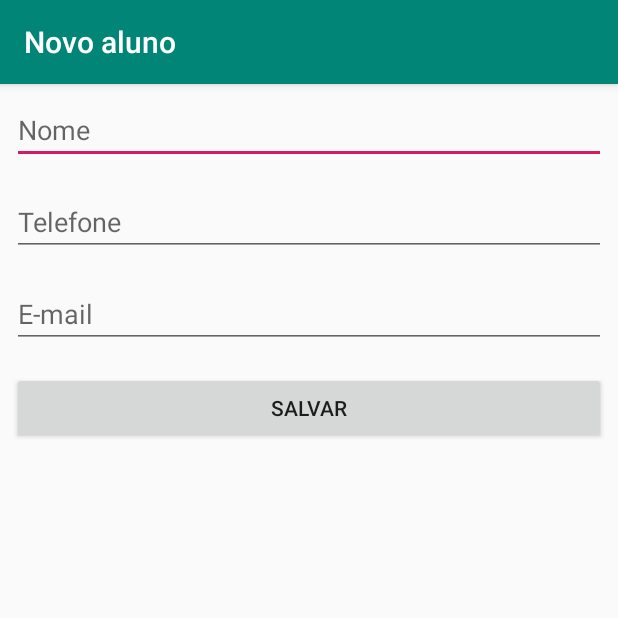
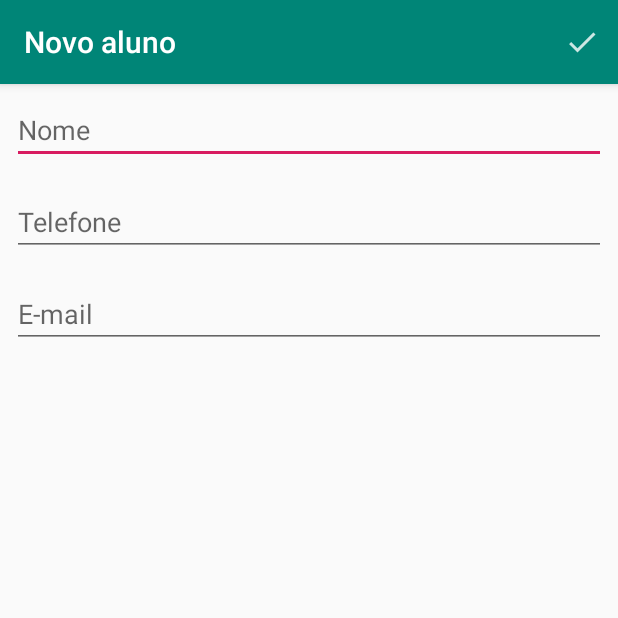
Before and after one commit to alura-cursos/fundamentos-android-parte-2, an Android app: the FormularioAlunoActivity screen opened directly, with no data from a screen before it, on a phone screen of 412 x 824 dp, the top half of it. Run offline under Robolectric (Android 15) with nearby library versions, the phone set to English and light mode, and no system bars.

Commit message:
vídeo 5.2

```diff
--- a/app/src/main/java/br/com/alura/agenda/ui/activity/FormularioAlunoActivity.java
+++ b/app/src/main/java/br/com/alura/agenda/ui/activity/FormularioAlunoActivity.java
@@ -3,6 +3,8 @@ package br.com.alura.agenda.ui.activity;
 import android.content.Intent;
 import android.os.Bundle;
 import android.support.v7.app.AppCompatActivity;
+import android.view.Menu;
+import android.view.MenuItem;
 import android.view.View;
 import android.widget.Button;
 import android.widget.EditText;
@@ -28,8 +30,23 @@ public class FormularioAlunoActivity extends AppCompatActivity {
         super.onCreate(savedInstanceState);
         setContentView(R.layout.activity_formulario_aluno);
         inicializacaoDosCampos();
-        configuraBotaoSalvar();
         carregaAluno();
+    }
+
+    @Override
+    public boolean onCreateOptionsMenu(Menu menu) {
+        getMenuInflater()
+                .inflate(R.menu.activity_formulario_aluno_menu, menu);
+        return super.onCreateOptionsMenu(menu);
+    }
+
+    @Override
+    public boolean onOptionsItemSelected(MenuItem item) {
+        int itemId = item.getItemId();
+        if(itemId == R.id.activity_formulario_aluno_menu_salvar){
+            finalizaFormulario();
+        }
+        return super.onOptionsItemSelected(item);
     }
 
     private void carregaAluno() {
@@ -48,16 +65,6 @@ public class FormularioAlunoActivity extends AppCompatActivity {
         campoNome.setText(aluno.getNome());
         campoTelefone.setText(aluno.getTelefone());
         campoEmail.setText(aluno.getEmail());
-    }
-
-    private void configuraBotaoSalvar() {
-        Button botaoSalvar = findViewById(R.id.activity_formulario_aluno_botao_salvar);
-        botaoSalvar.setOnClickListener(new View.OnClickListener() {
-            @Override
-            public void onClick(View view) {
-                finalizaFormulario();
-            }
-        });
     }
 
     private void finalizaFormulario() {
--- a/app/src/main/res/layout/activity_formulario_aluno.xml
+++ b/app/src/main/res/layout/activity_formulario_aluno.xml
@@ -32,14 +32,6 @@
             android:hint="E-mail"
             android:inputType="textEmailAddress" />
 
-        <Button
-            android:id="@+id/activity_formulario_aluno_botao_salvar"
-            android:layout_width="match_parent"
-            android:layout_height="wrap_content"
-            android:layout_margin="8dp"
-            android:text="Salvar" />
-
-
     </LinearLayout>
 
 </ScrollView>
--- /dev/null
+++ b/app/src/main/res/menu/activity_formulario_aluno_menu.xml
@@ -0,0 +1,8 @@
+<?xml version="1.0" encoding="utf-8"?>
+<menu xmlns:android="http://schemas.android.com/apk/res/android"
+    xmlns:app="http://schemas.android.com/apk/res-auto">
+    <item android:id="@+id/activity_formulario_aluno_menu_salvar"
+        app:showAsAction="always"
+        android:icon="@drawable/ic_action_salvar_aluno"
+        android:title="Salvar o aluno"/>
+</menu>
```
Also changed, not shown: app/src/main/res/drawable-hdpi/ic_action_salvar_aluno.png (added), app/src/main/res/drawable-mdpi/ic_action_salvar_aluno.png (added), app/src/main/res/drawable-xhdpi/ic_action_salvar_aluno.png (added), app/src/main/res/drawable-xxhdpi/ic_action_salvar_aluno.png (added), app/src/main/res/drawable-xxxhdpi/ic_action_salvar_aluno.png (added).
